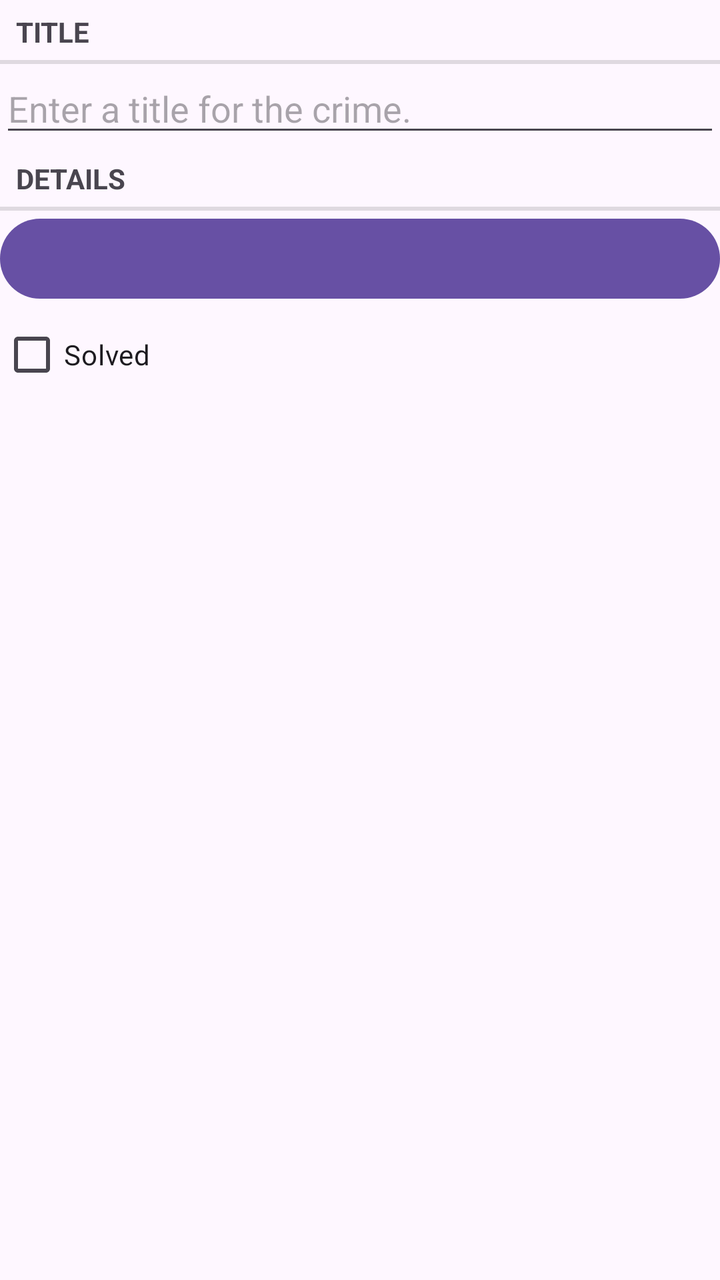
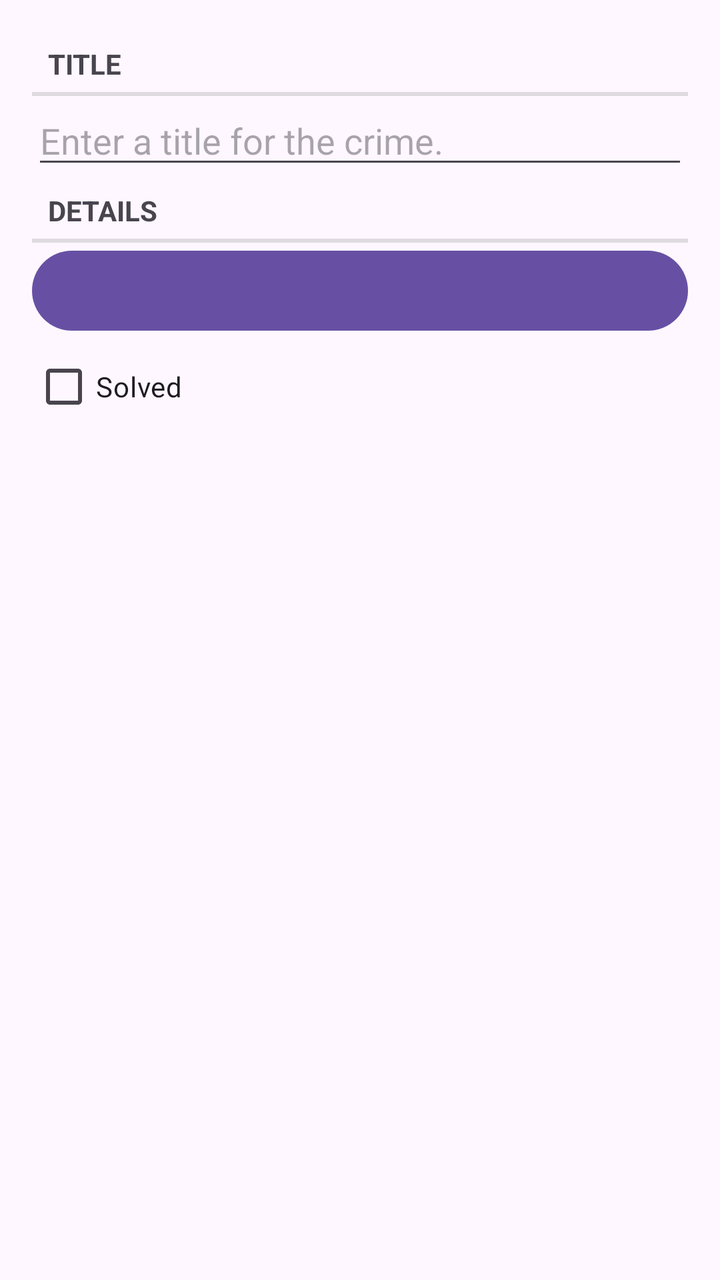

An Android layout rendered at two revisions. The XML below is the earlier revision; the diff shows what the commit changed to produce the second picture.
<!-- AndroidManifest.xml: application theme Theme.CriminalIntent -->
<!-- res/layout/fragment_crime.xml -->
<?xml version="1.0" encoding="utf-8"?>
<LinearLayout xmlns:android="http://schemas.android.com/apk/res/android"
    android:orientation="vertical"
    android:layout_margin="16dp"
    android:layout_width="match_parent"
    android:layout_height="match_parent">

    <TextView
        style="?android:listSeparatorTextViewStyle"
        android:layout_width="match_parent"
        android:layout_height="wrap_content"
        android:text="@string/crime_title_label"/>

    <EditText
        android:id="@+id/crime_title"
        android:layout_width="match_parent"
        android:layout_height="wrap_content"
        android:hint="@string/crime_title_hint"/>

    <TextView
        style="?android:listSeparatorTextViewStyle"
        android:layout_width="match_parent"
        android:layout_height="wrap_content"
        android:text="@string/crime_details_label"/>

    <Button
        android:id="@+id/crime_date"
        android:layout_width="match_parent"
        android:layout_height="wrap_content"/>

    <CheckBox
        android:id="@+id/crime_solved"
        android:layout_width="match_parent"
        android:layout_height="wrap_content"
        android:text="@string/crime_solved_label"/>

</LinearLayout>
<!-- resources referenced by this layout -->
<resources>
  <string name="crime_details_label">Details</string>
  <string name="crime_solved_label">Solved</string>
  <string name="crime_title_hint">Enter a title for the crime.</string>
  <string name="crime_title_label">Title</string>
  <style name="Theme.CriminalIntent" parent="Base.Theme.CriminalIntent" />
  <style name="Base.Theme.CriminalIntent" parent="Theme.Material3.DayNight.NoActionBar">
          
          
      </style>
</resources>

<!-- the commit's change to res/layout/fragment_crime.xml (unified diff, before → after) -->
@@ -1,7 +1,7 @@
 <?xml version="1.0" encoding="utf-8"?>
 <LinearLayout xmlns:android="http://schemas.android.com/apk/res/android"
     android:orientation="vertical"
-    android:layout_margin="16dp"
+    android:padding="16dp"
     android:layout_width="match_parent"
     android:layout_height="match_parent">
 
